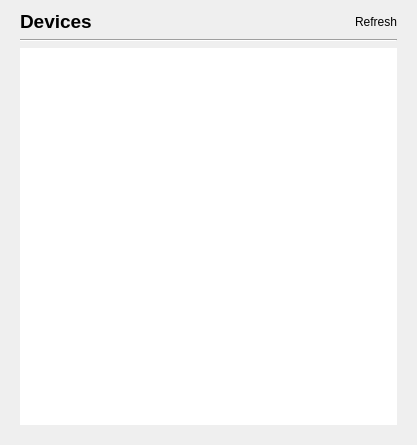
Above: sokketter-ui/sources/mainwindow.ui from morwy/sokketter before the change. Below: the same form after it.
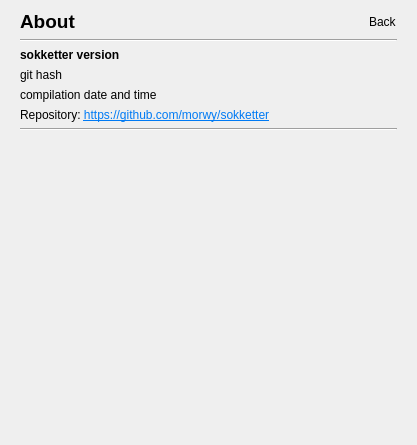
That is the form after the change. The open tabs and pages were chosen to show the change. Custom widgets are drawn as their Qt base class.

Commit message: feature: initial about page.

Diff of the .ui file:
```diff
--- a/sokketter-ui/sources/mainwindow.ui
+++ b/sokketter-ui/sources/mainwindow.ui
@@ -35,6 +35,160 @@
       <property name="currentIndex">
        <number>0</number>
       </property>
+      <widget class="QWidget" name="about_page">
+       <layout class="QVBoxLayout" name="verticalLayout_4">
+        <property name="leftMargin">
+         <number>0</number>
+        </property>
+        <property name="topMargin">
+         <number>0</number>
+        </property>
+        <property name="rightMargin">
+         <number>0</number>
+        </property>
+        <property name="bottomMargin">
+         <number>0</number>
+        </property>
+        <item>
+         <widget class="QWidget" name="widget_3" native="true">
+          <layout class="QHBoxLayout" name="horizontalLayout_3">
+           <property name="leftMargin">
+            <number>0</number>
+           </property>
+           <property name="topMargin">
+            <number>0</number>
+           </property>
+           <property name="rightMargin">
+            <number>0</number>
+           </property>
+           <property name="bottomMargin">
+            <number>0</number>
+           </property>
+           <item>
+            <widget class="QLabel" name="about_title_label">
+             <property name="font">
+              <font>
+               <pointsize>14</pointsize>
+               <bold>true</bold>
+              </font>
+             </property>
+             <property name="text">
+              <string>About</string>
+             </property>
+            </widget>
+           </item>
+           <item>
+            <spacer name="horizontalSpacer_3">
+             <property name="orientation">
+              <enum>Qt::Horizontal</enum>
+             </property>
+             <property name="sizeHint" stdset="0">
+              <size>
+               <width>284</width>
+               <height>20</height>
+              </size>
+             </property>
+            </spacer>
+           </item>
+           <item>
+            <widget class="ClickableLabel" name="about_back_label">
+             <property name="text">
+              <string>Back</string>
+             </property>
+            </widget>
+           </item>
+          </layout>
+         </widget>
+        </item>
+        <item>
+         <widget class="Line" name="line_3">
+          <property name="orientation">
+           <enum>Qt::Horizontal</enum>
+          </property>
+         </widget>
+        </item>
+        <item>
+         <widget class="QWidget" name="widget_4" native="true">
+          <property name="sizePolicy">
+           <sizepolicy hsizetype="Expanding" vsizetype="Expanding">
+            <horstretch>0</horstretch>
+            <verstretch>0</verstretch>
+           </sizepolicy>
+          </property>
+          <layout class="QVBoxLayout" name="verticalLayout_5">
+           <property name="leftMargin">
+            <number>0</number>
+           </property>
+           <property name="topMargin">
+            <number>0</number>
+           </property>
+           <property name="rightMargin">
+            <number>0</number>
+           </property>
+           <property name="bottomMargin">
+            <number>0</number>
+           </property>
+           <item>
+            <widget class="QLabel" name="about_version_label">
+             <property name="font">
+              <font>
+               <bold>true</bold>
+              </font>
+             </property>
+             <property name="text">
+              <string>sokketter version</string>
+             </property>
+            </widget>
+           </item>
+           <item>
+            <widget class="QLabel" name="about_git_hash_label">
+             <property name="text">
+              <string>git hash</string>
+             </property>
+            </widget>
+           </item>
+           <item>
+            <widget class="QLabel" name="about_build_date_label">
+             <property name="text">
+              <string>compilation date and time</string>
+             </property>
+            </widget>
+           </item>
+           <item>
+            <widget class="QLabel" name="about_repo_link_label">
+             <property name="text">
+              <string>&lt;html&gt;&lt;head/&gt;&lt;body&gt;&lt;p&gt;Repository: &lt;a href=&quot;https://github.com/morwy/sokketter&quot;&gt;&lt;span style=&quot; text-decoration: underline; color:#007af4;&quot;&gt;https://github.com/morwy/sokketter&lt;/span&gt;&lt;/a&gt;&lt;/p&gt;&lt;/body&gt;&lt;/html&gt;</string>
+             </property>
+             <property name="textFormat">
+              <enum>Qt::MarkdownText</enum>
+             </property>
+            </widget>
+           </item>
+           <item>
+            <widget class="Line" name="line_4">
+             <property name="orientation">
+              <enum>Qt::Horizontal</enum>
+             </property>
+            </widget>
+           </item>
+           <item>
+            <spacer name="verticalSpacer">
+             <property name="orientation">
+              <enum>Qt::Vertical</enum>
+             </property>
+             <property name="sizeHint" stdset="0">
+              <size>
+               <width>20</width>
+               <height>251</height>
+              </size>
+             </property>
+            </spacer>
+           </item>
+          </layout>
+         </widget>
+        </item>
+       </layout>
+      </widget>
       <widget class="QWidget" name="power_strip_list_page">
        <layout class="QVBoxLayout" name="verticalLayout_2" stretch="0,0,0">
         <property name="leftMargin">
```
Left out of the diff: 9 changed lines with no effect on the pictures. The commit also changes 2 other files.
